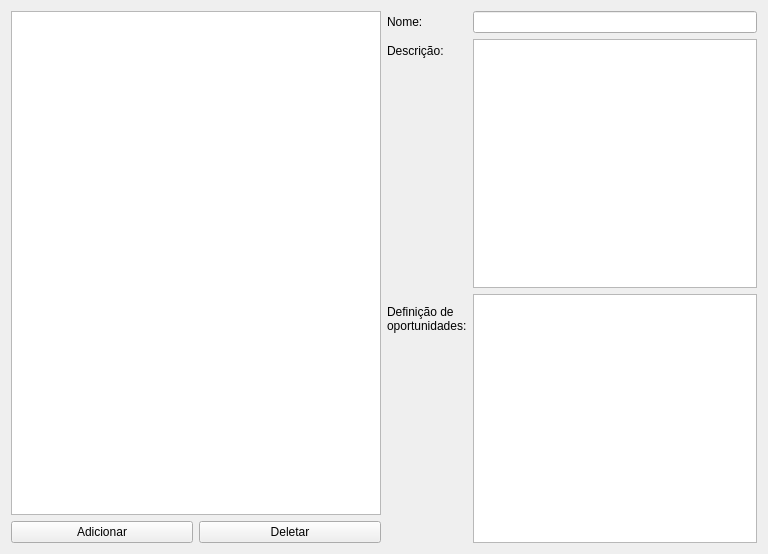
First picture: the form in forms/assetCategoryEditor.ui, repository gusttav-lang/Financial-Controller, before the edit.
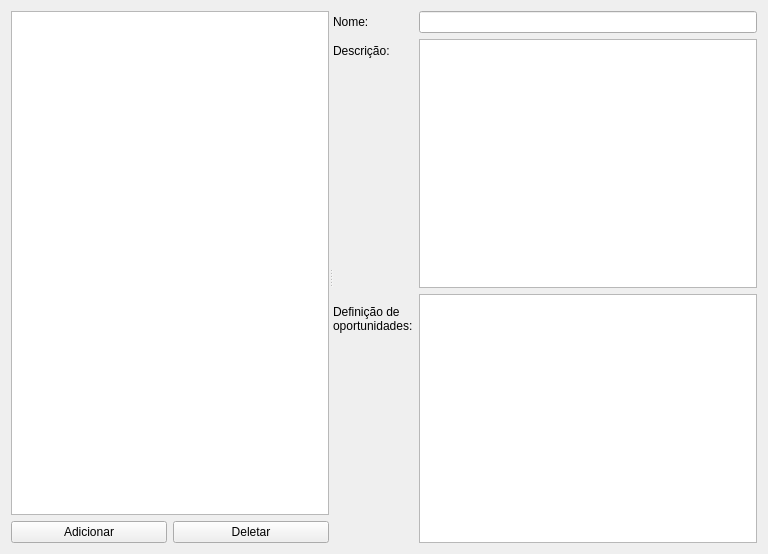
Second picture: the form after the edit.

Commit message: adicionado splitter nas interfaces

```diff
--- a/forms/assetCategoryEditor.ui
+++ b/forms/assetCategoryEditor.ui
@@ -13,8 +13,13 @@
   <property name="windowTitle">
    <string>Assets Categories</string>
   </property>
-  <layout class="QHBoxLayout" name="horizontalLayout_2">
-   <item>
+  <layout class="QGridLayout" name="gridLayout">
+   <item row="0" column="0">
+    <widget class="QSplitter" name="splitter">
+     <property name="orientation">
+      <enum>Qt::Horizontal</enum>
+     </property>
+     <widget class="QWidget" name="">
     <layout class="QVBoxLayout" name="verticalLayout">
      <item>
       <widget class="QListWidget" name="lw_asset_categories_list"/>
@@ -38,8 +43,8 @@
       </layout>
      </item>
     </layout>
-   </item>
-   <item>
+     </widget>
+     <widget class="QWidget" name="">
     <layout class="QFormLayout" name="formLayout">
      <item row="0" column="0">
       <widget class="QLabel" name="label">
@@ -75,6 +80,8 @@
       <widget class="QPlainTextEdit" name="plainTextEdit_opportunities"/>
      </item>
     </layout>
+     </widget>
+    </widget>
    </item>
   </layout>
  </widget>
```
Lines whose indentation alone changed are shown as unchanged. The commit also changes 12 other files.
